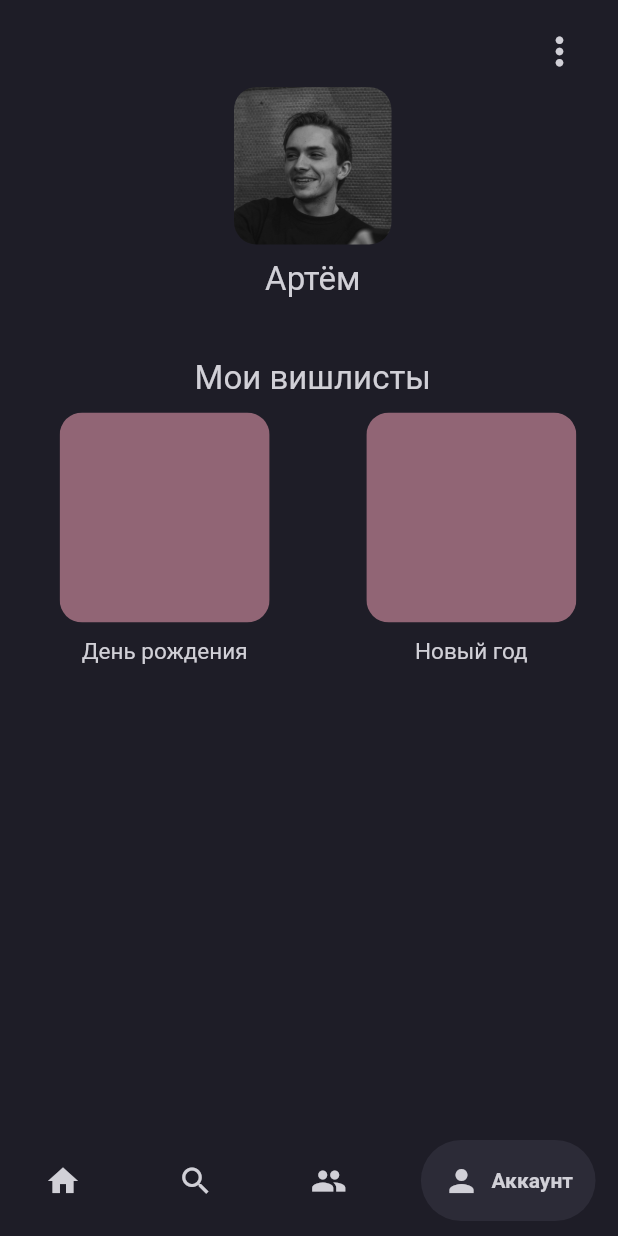
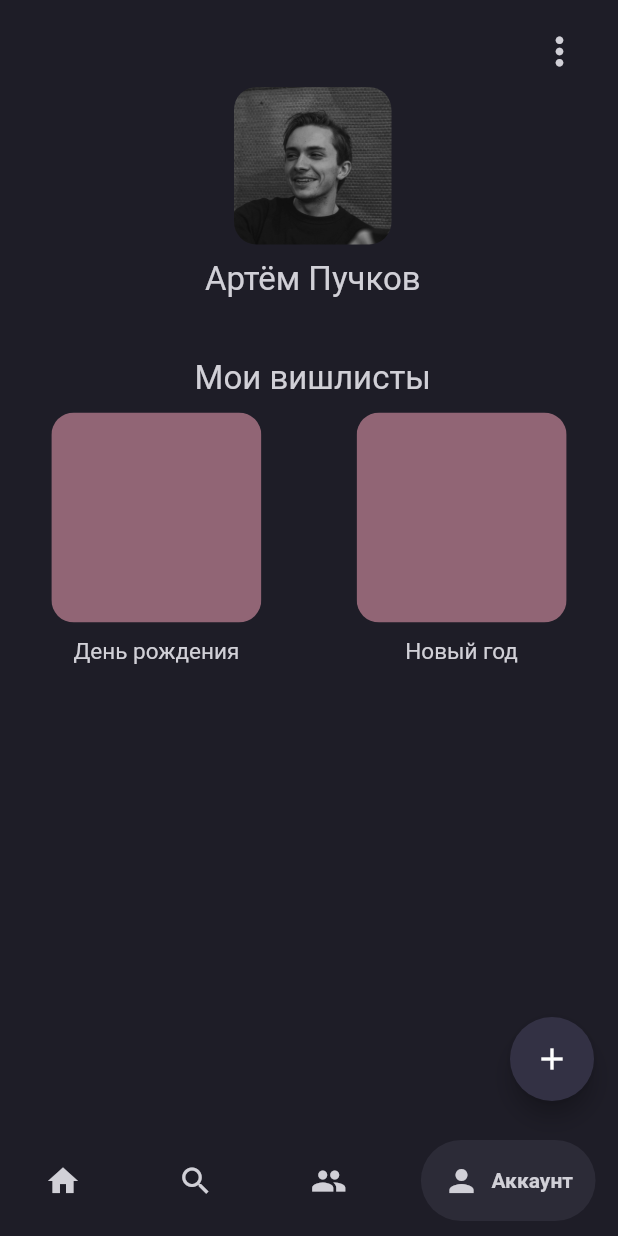
Before and after one commit to irunner1/Wishlist, a Flutter app: the screen it shows after launch, item 4 of the bottom bar chosen, after a tap on the "more vert" icon, on a phone screen of 412 x 824 dp. Run offline on Flutter 3.47's test engine with Material 2 defaults, Android fonts, the phone set to English and light mode, and no system bars; drawn by our look-alikes of google_nav_bar; Roboto replaces fonts that are missing (Montserrat).

Commit message:
added account

```diff
--- a/lib/helpers/data.dart
+++ b/lib/helpers/data.dart
@@ -1,10 +1,11 @@
 class Data{
+  static bool isEnabled = false;
   //друзья и картинки
   // static final List<String> names = <String>['Дарья Малишевская', 'Елизавета Зарбаилова', 'Егор Корягин', 'Антон Матизен'];
   // static final List<String> imgNames = <String>['dasha', 'lisa', 'egr', 'anto'];
   //вишлисты и картинки
-  static final List<String> wishlistNames = <String>['День рождения'];
-  static final List<String> wishlistImg = <String>['listOne'];
+  // static final List<String> wishlistNames = <String>['День рождения'];
+  // static final List<String> wishlistImg = <String>['listOne'];
   //рекомендации и картинки
   static final List<String> recNames = <String>['Идеи подарков'];
   static final List<String> imgRecomendations = <String>['recs'];
--- a/lib/main_page.dart
+++ b/lib/main_page.dart
@@ -1,3 +1,5 @@
+import 'dart:developer';
+
 import 'package:flutter/material.dart';
 import 'package:testwish/pages/account_page.dart';
 import 'package:testwish/pages/friends_page.dart';
@@ -5,6 +7,8 @@ import 'package:testwish/pages/search_page.dart';
 import 'pages/home_page.dart';
 import '../helpers/colors.dart';
 import 'package:google_nav_bar/google_nav_bar.dart';
+import '../helpers/data.dart';
+
 
 
 class MyMain extends StatefulWidget {
@@ -68,12 +72,27 @@ class _MyMainState extends State<MyMain> {
             selectedIndex: navIndex,
             onTabChange: (index) {
               setState(() {
+                Data.isEnabled = false;
                 navIndex = index;
+                if (navIndex == 3) {
+                  Data.isEnabled = true;
+                }
               });
             },
           ),
         ),
       ),
+      floatingActionButton: Visibility(
+        visible: Data.isEnabled,
+        child: FloatingActionButton(
+          backgroundColor: AppColors.foregroundColor,
+          child: const Icon(Icons.add),
+          onPressed: () {
+            log('add wishlist');
+          },
+        ),
+      ),
+      floatingActionButtonLocation: FloatingActionButtonLocation.endFloat,
     );
   }
 }
--- a/lib/pages/account_page.dart
+++ b/lib/pages/account_page.dart
@@ -1,15 +1,21 @@
+import 'dart:developer';
+
 import 'package:flutter/material.dart';
 import '../helpers/colors.dart';
 import '../helpers/person.dart';
 
 
-class AccountPage extends StatelessWidget {
+class AccountPage extends StatefulWidget {
   const AccountPage({ Key? key }) : super(key: key);
 
   @override
+  State<AccountPage> createState() => _AccountPageState();
+}
+
+class _AccountPageState extends State<AccountPage> {
+  @override
   Widget build(BuildContext context) {
-    return Scaffold(
-      body: ListView(
+    return ListView(
       children: [
         ListView(
           shrinkWrap: true,
@@ -25,24 +31,26 @@ class AccountPage extends StatelessWidget {
                     children: [
                       const Spacer(),
                       IconButton(
-                        onPressed: (){},
                         icon: const Icon(Icons.more_vert, color: AppColors.textColor),
                         iconSize: 30,
                         splashRadius: 30,
+                        onPressed: (){
+                          log('settings');
+                        },
                       ),
                     ],
                   ),
                   ClipRRect(
                     borderRadius: BorderRadius.circular(15),
                     child: Image.asset(
-                      'lib/assets/me.jpg',
+                      user[0].image,
                       fit: BoxFit.cover,
                       width: 105,
                       height: 105,
                     ),
                   ),
                   Container(height: 10),
-                  Text(user[0].name, style: const TextStyle(fontSize: 22, color: AppColors.textColor)), //добавить $username
+                  Text(user[0].name + ' ' + user[0].surname, style: const TextStyle(fontSize: 22, color: AppColors.textColor)), //добавить $username
                   Container(height: 40),
                   const Text('Мои вишлисты', style: TextStyle(fontSize: 22, color: AppColors.textColor)),
                 ],
@@ -51,22 +59,20 @@ class AccountPage extends StatelessWidget {
           ],
         ),
         SizedBox(
-          // height: 900,
           child: GridView.builder(
-          physics: const NeverScrollableScrollPhysics(),
-
+            physics: const NeverScrollableScrollPhysics(),
             shrinkWrap: true,
             gridDelegate: const SliverGridDelegateWithFixedCrossAxisCount(
               crossAxisCount: 2,
               crossAxisSpacing: 5.0,
               mainAxisSpacing: 5.0,
             ),
-            padding: const EdgeInsets.only(top: 10, left: 0, right: 8, bottom: 8),
+            padding: const EdgeInsets.only(top: 10, right: 10, bottom: 8),
             itemCount: user[0].wishes.length,
             itemBuilder: (BuildContext context, int index) {
               return Container(
                 width: 140,
-                margin: const EdgeInsets.only(left: 20),
+                margin: const EdgeInsets.only(left: 20, right: 10),
                 child: Column(
                   children: <Widget>[
                     ClipRRect(
@@ -96,101 +102,10 @@ class AccountPage extends StatelessWidget {
                   ],
                 ),
               );
-            })
-          ),
-        ],
-      ),
-      floatingActionButton: FloatingActionButton(
-        backgroundColor: Colors.green,
-        child: const Icon(Icons.navigation),
-        onPressed: () {
-          // Add your onPressed code here!
-        },
-      ),
+            }
+          )
+        ),
+      ],
     );
-
-
-
-    // ListView(
-    //   children: [
-    //     ListView(
-    //       shrinkWrap: true,
-    //       physics: const NeverScrollableScrollPhysics(),
-    //       children: <Widget>[
-    //         Container( //шапка
-    //           margin: const EdgeInsets.only(top: 20, bottom: 0),
-    //           padding: const EdgeInsets.only(left: 20, right: 15),
-    //           child: Column(
-    //             mainAxisAlignment: MainAxisAlignment.spaceBetween,
-    //             children: <Widget>[
-    //               Row(
-    //                 children: [
-    //                   const Spacer(),
-    //                   IconButton(
-    //                     onPressed: (){},
-    //                     icon: const Icon(Icons.more_vert, color: AppColors.textColor),
-    //                     iconSize: 30,
-    //                     splashRadius: 30,
-    //                   ),
-    //                 ],
-    //               ),
-    //               ClipRRect(
-    //                 borderRadius: BorderRadius.circular(15),
-    //                 child: Image.asset(
-    //                   'lib/assets/me.jpg',
-    //                   fit: BoxFit.cover,
-    //                   width: 105,
-    //                   height: 105,
-    //                 ),
-    //               ),
-    //               Container(height: 10),
-    //               const Text('Артём Пучков', style: TextStyle(fontSize: 22, color: AppColors.textColor)), //добавить $username
-    //               Container(height: 40),
-    //               const Text('Мои вишлисты', style: TextStyle(fontSize: 22, color: AppColors.textColor)),
-    //             ],
-    //           )
-    //         ),
-    //       ],
-    //     ),
-    //     SizedBox(
-    //       // height: 900,
-    //       child: GridView.builder(
-    //         shrinkWrap: true,
-    //         gridDelegate: const SliverGridDelegateWithFixedCrossAxisCount(
-    //           crossAxisCount: 2,
-    //           crossAxisSpacing: 5.0,
-    //           mainAxisSpacing: 5.0,
-    //         ),
-    //         padding: const EdgeInsets.only(top: 10, left: 0, right: 8, bottom: 8),
-    //         itemCount: people.length,
-    //         itemBuilder: (BuildContext context, int index) {
-    //           return Container(
-    //             width: 140,
-    //             margin: const EdgeInsets.only(left: 20),
-    //             child: Column(
-    //               children: <Widget>[
-    //                 ClipRRect(
-    //                   borderRadius: BorderRadius.circular(15),
-    //                   child: Image.asset(
-    //                     people[index].image,
-    //                     fit: BoxFit.cover,
-    //                     width: 140,
-    //                     height: 140,
-    //                   ),
-    //                 ),
-    //                 const Padding(padding: EdgeInsets.only(top: 10)),
-    //                 Text(people[index].name,
-    //                   style: const TextStyle(fontSize: 15, color: AppColors.textColor),
-    //                     overflow: TextOverflow.fade,
-    //                     maxLines: 1,
-    //                     softWrap: false
-    //                   )
-    //               ],
-    //             ),
-    //           );
-    //         })
-    //     ),
-    //   ],
-    // );
   }
 }
--- a/lib/pages/home_page.dart
+++ b/lib/pages/home_page.dart
@@ -13,8 +13,6 @@ class MyHomePage extends StatefulWidget {
 }
 
 class _MyHomePageState extends State<MyHomePage> {
-
-  int navIndex = 0;
   get primaryColor => CustomTheme.lightTheme.primaryColor;
 
 @override
@@ -43,7 +41,7 @@ class _MyHomePageState extends State<MyHomePage> {
                   ClipRRect(
                     borderRadius: BorderRadius.circular(15),
                     child: Image.asset(
-                      'lib/assets/me.jpg',
+                      user[0].image,
                       fit: BoxFit.cover,
                       width: 105,
                       height: 105,
```
